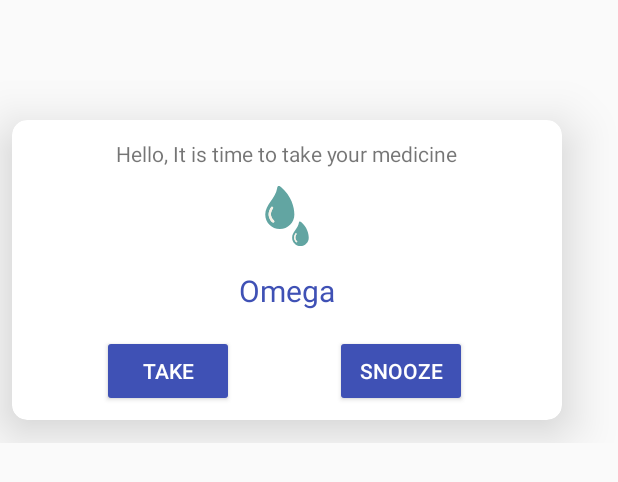
After one commit to AbdElrahman-Rafaat-Amer/Medical-Reminder, an Android app: the layout activity_reminder_dialog.xml on its own in the app's theme, with its tools: preview values and no code run, on a phone screen of 412 x 824 dp. The commit adds this screen. Shown: the top 482 px of the screen. Run offline under Robolectric (Android 15) with nearby library versions, the phone set to English and light mode, and no system bars; Roboto replaces fonts that are not available here.

Commit message:
Medication Reminder

```diff
--- a/app/src/main/AndroidManifest.xml
+++ b/app/src/main/AndroidManifest.xml
@@ -45,6 +45,11 @@
             android:exported="true"
             android:theme="@style/Theme.AppCompat.Dialog"
             />
+        <activity
+            android:name=".reminder.ReminderDialog"
+            android:exported="true"
+            android:theme="@style/Theme.AppCompat.Dialog"
+            />
 
 
         <activity
--- a/app/src/main/res/drawable/shape_oval.xml
+++ b/app/src/main/res/drawable/shape_oval.xml
@@ -16,7 +16,7 @@
                     android:startY="169"
                     android:type="linear">
                     <item
-                        android:color="#FF954CFB"
+                        android:color="#3F51B5"
                         android:offset="0" />
                     <item
                         android:color="#FFFFFFFF"
--- /dev/null
+++ b/app/src/main/res/layout/activity_reminder_dialog.xml
@@ -0,0 +1,93 @@
+<LinearLayout xmlns:android="http://schemas.android.com/apk/res/android"
+    xmlns:app="http://schemas.android.com/apk/res-auto"
+    android:layout_width="match_parent"
+    android:layout_height="wrap_content"
+    android:gravity="center"
+    android:orientation="vertical">
+
+
+    <androidx.cardview.widget.CardView
+        android:id="@+id/medNameCardview"
+        android:layout_width="match_parent"
+        android:layout_height="200dp"
+        android:layout_marginStart="15dp"
+        android:layout_marginTop="80dp"
+        android:layout_marginEnd="30dp"
+        android:layout_marginBottom="15dp"
+        android:elevation="20dp"
+        android:padding="500dp"
+        app:cardCornerRadius="10dp"
+        app:cardElevation="20dp"
+        app:layout_constraintStart_toStartOf="parent"
+        app:layout_constraintTop_toTopOf="parent"
+        >
+
+        <androidx.constraintlayout.widget.ConstraintLayout
+            android:layout_width="match_parent"
+            android:layout_height="match_parent">
+
+            <TextView
+                android:layout_width="wrap_content"
+                android:layout_height="wrap_content"
+                android:text="Hello, It is time to take your medicine"
+                app:layout_constraintEnd_toEndOf="parent"
+                app:layout_constraintStart_toStartOf="parent"
+                app:layout_constraintTop_toTopOf="parent"
+                app:layout_constraintBottom_toTopOf="@id/med_icon"/>
+
+            <ImageView
+                android:id="@+id/med_icon"
+                android:layout_width="wrap_content"
+                android:layout_height="wrap_content"
+                android:layout_marginTop="44dp"
+                android:src="@drawable/ic_medicine3"
+                app:layout_constraintEnd_toEndOf="parent"
+                app:layout_constraintStart_toStartOf="parent"
+                app:layout_constraintTop_toTopOf="parent"
+
+                />
+
+            <TextView
+                android:id="@+id/med_name"
+                android:layout_width="wrap_content"
+                android:layout_height="wrap_content"
+                android:layout_marginTop="16dp"
+                android:text="Omega"
+                android:textSize="20sp"
+                android:textColor="@color/mainColor"
+                app:layout_constraintEnd_toEndOf="parent"
+                app:layout_constraintStart_toStartOf="parent"
+                app:layout_constraintTop_toBottomOf="@id/med_icon" />
+
+            <Button
+                android:id="@+id/take_button"
+                android:layout_width="wrap_content"
+                android:layout_height="wrap_content"
+                android:layout_marginStart="60dp"
+                android:layout_marginTop="16dp"
+                android:text="TAKE"
+                android:backgroundTint="@color/mainColor"
+                app:layout_constraintStart_toStartOf="parent"
+                app:layout_constraintTop_toBottomOf="@id/med_name"
+
+                android:textColor="@color/white"/>
+
+            <Button
+                android:id="@+id/snooze_button"
+                android:layout_width="wrap_content"
+                android:layout_height="wrap_content"
+                android:layout_marginTop="16dp"
+                android:text="snooze"
+                app:layout_constraintEnd_toEndOf="parent"
+                app:layout_constraintHorizontal_bias="0.515"
+                app:layout_constraintStart_toEndOf="@id/take_button"
+                app:layout_constraintTop_toBottomOf="@id/med_name"
+                android:backgroundTint="@color/mainColor"
+                android:textColor="@color/white"
+                />
+
+        </androidx.constraintlayout.widget.ConstraintLayout>
+    </androidx.cardview.widget.CardView>
+
+
+</LinearLayout>
```
Also changed, not shown: app/src/main/java/com/medication/medicalreminder/displaymedicine/view/HomeFragment.java (+7 -0 lines), app/src/main/java/com/medication/medicalreminder/reminder/ReminderActivity.java (added, +101 -0 lines), app/src/main/java/com/medication/medicalreminder/reminder/ReminderDialog.java (added, +27 -0 lines), app/src/main/java/com/medication/medicalreminder/reminder/ReminderWorkManager.java (added, +161 -0 lines).
